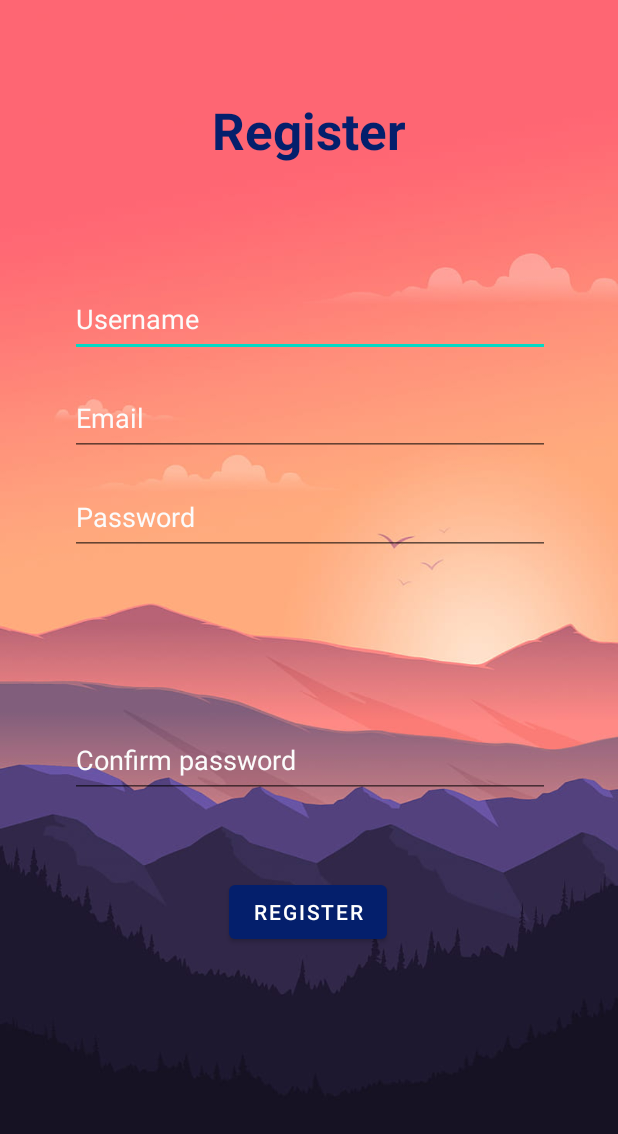
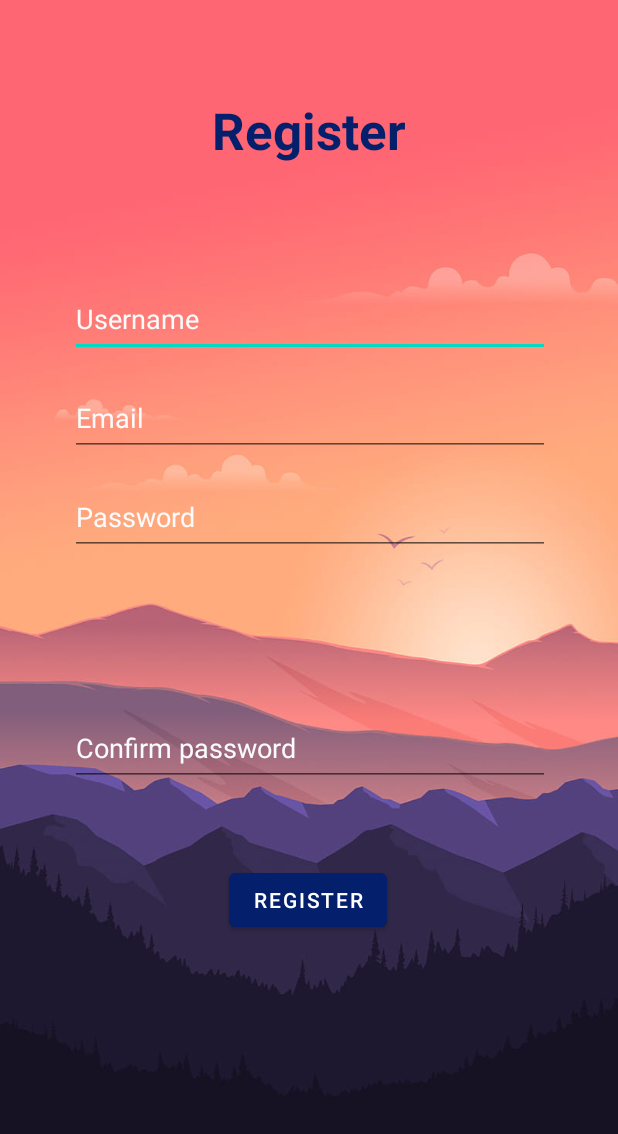
Before and after one commit to CristianaLima/Assigment, an Android app: the layout activity_register.xml on its own in the app's theme, with its tools: preview values and no code run, on a phone screen of 412 x 824 dp. Shown: the top 1134 px of the screen. Run offline under Robolectric (Android 15) with nearby library versions, the phone set to English and light mode, and no system bars.

Commit message:
Login and register page

```diff
--- a/app/src/main/res/layout/activity_register.xml
+++ b/app/src/main/res/layout/activity_register.xml
@@ -82,7 +82,7 @@
         android:id="@+id/register_btn"
         android:layout_width="wrap_content"
         android:layout_height="wrap_content"
-        android:layout_marginBottom="192dp"
+        android:layout_marginBottom="200dp"
         android:text="Register"
         app:layout_constraintBottom_toBottomOf="parent"
         app:layout_constraintEnd_toEndOf="@+id/input_ConfirmPassword"
```
